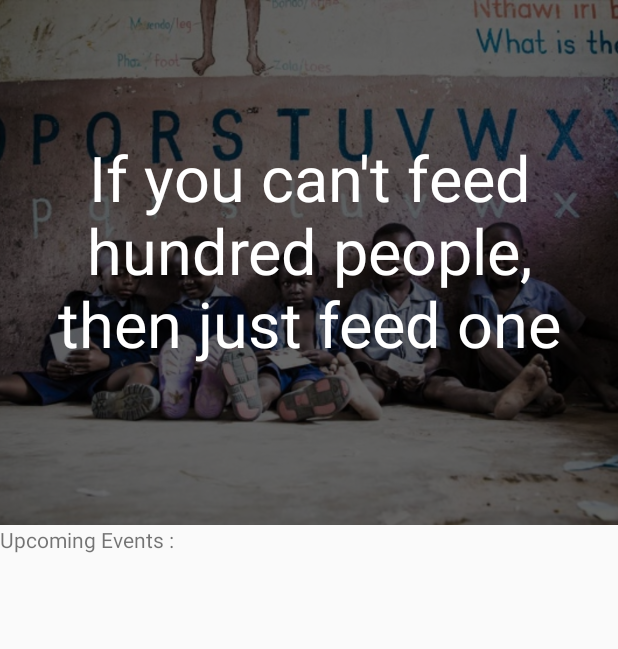
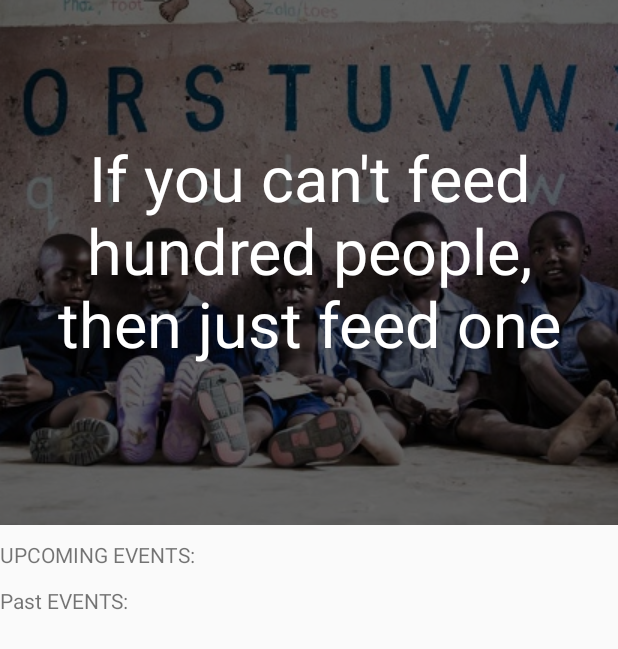
Before and after one commit to Bhavikcr7/AwaazNGO, an Android app: the fragment ButtonsFragment placed in its activity, in the options menu, after a tap on "Events", on a phone screen of 412 x 824 dp. Shown: the top 649 px of the screen. Run offline under Robolectric (Android 15) with nearby library versions, the phone set to English and light mode, and no system bars; our stand-ins replace Firebase (no records; nobody signed in at launch, a user with empty details on screens opened directly); 2 statements that could not run were skipped.

Commit message:
Events Activity done, layout customizations left.

```diff
--- a/app/src/main/AndroidManifest.xml
+++ b/app/src/main/AndroidManifest.xml
@@ -15,8 +15,6 @@
         android:theme="@style/AppTheme">
         <activity android:name=".MainActivity">
 
-        </activity>
-        <activity android:name=".EventsActivity">
             <intent-filter>
                 <action android:name="android.intent.action.MAIN" />
 
@@ -24,6 +22,8 @@
             </intent-filter>
 
         </activity>
+        <activity android:name=".EventsActivity">
+        </activity>
     </application>
 
 </manifest>
--- a/app/src/main/java/com/decimalcorp/aditya/awaazngo/ButtonsFragment.java
+++ b/app/src/main/java/com/decimalcorp/aditya/awaazngo/ButtonsFragment.java
@@ -1,10 +1,14 @@
 package com.decimalcorp.aditya.awaazngo;
 
+import android.content.Intent;
 import android.os.Bundle;
 import android.app.Fragment;
+import android.support.annotation.Nullable;
 import android.view.LayoutInflater;
 import android.view.View;
 import android.view.ViewGroup;
+import android.widget.Button;
+import android.widget.TextView;
 
 public class ButtonsFragment extends Fragment {
     @Override
@@ -12,4 +16,25 @@ public class ButtonsFragment extends Fragment {
                              Bundle savedInstanceState) {
         return inflater.inflate(R.layout.fragment_buttons, container, false);
     }
+
+    @Override
+    public void onViewCreated(View view, @Nullable Bundle savedInstanceState) {
+        super.onViewCreated(view, savedInstanceState);
+
+        Button b = (Button) view.findViewById(R.id.eventButton1);
+        b.setOnClickListener(new View.OnClickListener() {
+            @Override
+            public void onClick(View v) {
+                startActivity(new Intent(getActivity(),EventsActivity.class));
+            }
+        });
+
+        TextView t = (TextView) view.findViewById(R.id.eventButton2);
+        t.setOnClickListener(new View.OnClickListener() {
+            @Override
+            public void onClick(View v) {
+                startActivity(new Intent(getActivity(),EventsActivity.class));
+            }
+        });
+    }
 }
--- a/app/src/main/java/com/decimalcorp/aditya/awaazngo/EventsActivity.java
+++ b/app/src/main/java/com/decimalcorp/aditya/awaazngo/EventsActivity.java
@@ -1,13 +1,30 @@
 package com.decimalcorp.aditya.awaazngo;
 
 import android.app.Fragment;
+import android.app.ListActivity;
+import android.content.Context;
+import android.graphics.Typeface;
 import android.os.Build;
 import android.support.annotation.NonNull;
+import android.support.annotation.Nullable;
 import android.support.v7.app.AppCompatActivity;
 import android.os.Bundle;
 import android.util.Log;
+import android.view.LayoutInflater;
 import android.view.Menu;
 import android.view.MenuItem;
+import android.view.MotionEvent;
+import android.view.View;
+import android.view.ViewGroup;
+import android.widget.ArrayAdapter;
+import android.widget.BaseAdapter;
+import android.widget.BaseExpandableListAdapter;
+import android.widget.ExpandableListAdapter;
+import android.widget.ExpandableListView;
+import android.widget.ImageView;
+import android.widget.ListAdapter;
+import android.widget.ListView;
+import android.widget.TextView;
 import android.widget.Toast;
 import android.widget.Toolbar;
 
@@ -20,9 +37,13 @@ import com.google.firebase.database.ValueEventListener;
 import java.text.ParseException;
 import java.text.SimpleDateFormat;
 import java.util.ArrayList;
+import java.util.Arrays;
 import java.util.Calendar;
 import java.util.Collection;
+import java.util.Collections;
+import java.util.Comparator;
 import java.util.Date;
+import java.util.HashMap;
 import java.util.Iterator;
 import java.util.List;
 import java.util.ListIterator;
@@ -31,24 +52,26 @@ public class EventsActivity extends AppCompatActivity {
     Toolbar toolbar;
 
     @Override
+    protected void onStart() {
+        super.onStart();
+        Toast.makeText(getBaseContext(),"Please wait while we update the list.", Toast.LENGTH_SHORT).show();
+    }
+
+    @Override
     protected void onCreate(Bundle savedInstanceState) {
         super.onCreate(savedInstanceState);
         setContentView(R.layout.activity_events);
 
-        Fragment fragment = new BottomFragment();
-        getFragmentManager().beginTransaction()
-                .add(R.id.bottom_fragment, fragment)
-                .commit();
-
-
+        final ListView listView1 = (ListView) findViewById(R.id.upcoming);
+        final ListView listView2 = (ListView) findViewById(R.id.past);
         FirebaseDatabase database = FirebaseDatabase.getInstance();
         DatabaseReference reference = database.getReference().child("Events");
         reference.addListenerForSingleValueEvent(new ValueEventListener() {
             @Override
             public void onDataChange(@NonNull DataSnapshot dataSnapshot) {
                 List<Event> eventList = new ArrayList<>();
+
                 for (DataSnapshot postSnapshot : dataSnapshot.getChildren()) {
-                    // TODO: handle the post
 
                     Event event = new Event();
                     event.name = String.valueOf(postSnapshot.child("Name").getValue());
@@ -57,21 +80,23 @@ public class EventsActivity extends AppCompatActivity {
                     event.date = String.valueOf(postSnapshot.child("Date").getValue());
 
                     eventList.add(event);
-                    Toast.makeText(EventsActivity.this, "longDate = " + event.getLongDate() , Toast.LENGTH_SHORT).show();
-
-
                 }
                 long current = Calendar.getInstance().getTimeInMillis();
-                if(eventList.size()> 0) {
-                    if (eventList.get(0).getLongDate() >= current)
-                        Log.d("#######################", eventList.get(0).getDate() + " is Upcoming Event");
-                    else
-                        Log.d("#######################", eventList.get(0).getDate() + " is Past Event");
-                    if (eventList.get(1).getLongDate() >= current)
-                        Log.d("#######################", eventList.get(1).getDate() + " is Upcoming Event");
-                    else
-                        Log.d("#######################", eventList.get(1).getDate() + " is Past Event");
+                Collections.sort(eventList, new Sortbyroll());
+                int i=0;
+                for( i=0; i< eventList.size(); i++){
+                    if(eventList.get(i).getLongDate() < current){
+                        break;
+                    }
                 }
+                CustomAdapter adapter = new CustomAdapter(getBaseContext(), eventList.subList(0, i+1));
+                listView1.setAdapter(adapter);
+                setListViewHeightBasedOnChildren(listView1);
+
+                CustomAdapter adapter1 = new CustomAdapter(getBaseContext(), eventList.subList(i+1, eventList.size()));
+                listView2.setAdapter(adapter1);
+                setListViewHeightBasedOnChildren(listView2);
+
             }
 
             @Override
@@ -79,6 +104,27 @@ public class EventsActivity extends AppCompatActivity {
 
             }
         });
+
+        listView1.setOnTouchListener(new View.OnTouchListener() {
+            // Setting on Touch Listener for handling the touch inside ScrollView
+            @Override
+            public boolean onTouch(View v, MotionEvent event) {
+                // Disallow the touch request for parent scroll on touch of child view
+                v.getParent().requestDisallowInterceptTouchEvent(true);
+                return false;
+            }
+        });
+
+    }
+
+    class Sortbyroll implements Comparator<Event> {
+        @Override
+        public int compare(Event o1, Event o2) {
+            long d0 = o1.getLongDate();
+            long d1 = o2.getLongDate();
+            int x = Long.compare(d1, d0);
+            return x;
+        }
     }
 
     class Event {
@@ -111,4 +157,71 @@ public class EventsActivity extends AppCompatActivity {
             }
         }
     }
+
+    class CustomAdapter extends BaseAdapter {
+        List<Event> mList;
+        Context context;
+
+        CustomAdapter(Context context, List<Event> mList){
+            this.context = context;
+            this.mList = mList;
+        }
+
+        @Override
+        public int getCount() {
+            Log.d("&&&","getCount");
+            return mList.size();
+        }
+
+        @Override
+        public Object getItem(int position) {
+            Log.d("&&&","getItem");
+            return mList.get(position);
+        }
+
+        @Override
+        public long getItemId(int position) {
+            return position;
+        }
+
+        @Override
+        public View getView(int position, View convertView, ViewGroup parent) {
+            Log.d("&&&","getView");
+
+            if(convertView == null){
+                LayoutInflater inflater = (LayoutInflater) context.getSystemService(LAYOUT_INFLATER_SERVICE);
+                convertView = inflater.inflate(R.layout.expandable_list_item,parent, false);
+            }
+
+            TextView tv1 = (TextView) convertView.findViewById(R.id.eventDate);
+            TextView tv2 = (TextView) convertView.findViewById(R.id.eventName);
+            TextView tv3 = (TextView) convertView.findViewById(R.id.eventDesc);
+            tv1.setText(mList.get(position).getDate());
+            tv2.setText(mList.get(position).getName());
+            tv3.setText(mList.get(position).getDetails());
+
+            return convertView;
+        }
+    }
+
+    public static void setListViewHeightBasedOnChildren(ListView listView) {
+        ListAdapter listAdapter = listView.getAdapter();
+        if (listAdapter == null)
+            return;
+
+        int desiredWidth = View.MeasureSpec.makeMeasureSpec(listView.getWidth(), View.MeasureSpec.UNSPECIFIED);
+        int totalHeight = 0;
+        View view = null;
+        for (int i = 0; i < listAdapter.getCount(); i++) {
+            view = listAdapter.getView(i, view, listView);
+            if (i == 0)
+                view.setLayoutParams(new ViewGroup.LayoutParams(desiredWidth, ViewGroup.LayoutParams.WRAP_CONTENT));
+
+            view.measure(desiredWidth, View.MeasureSpec.UNSPECIFIED);
+            totalHeight += view.getMeasuredHeight();
+        }
+        ViewGroup.LayoutParams params = listView.getLayoutParams();
+        params.height = totalHeight + (listView.getDividerHeight() * (listAdapter.getCount() - 1));
+        listView.setLayoutParams(params);
+    }
 }
--- a/app/src/main/res/layout/activity_events.xml
+++ b/app/src/main/res/layout/activity_events.xml
@@ -7,7 +7,7 @@
     android:orientation="horizontal"
     tools:context=".EventsActivity">
 
-    <ScrollView
+    <android.support.v4.widget.NestedScrollView
         android:layout_width="match_parent"
         android:layout_height="wrap_content">
 
@@ -19,7 +19,7 @@
                 android:layout_width="match_parent"
                 android:layout_height="350dp"
                 android:src="@drawable/home03"
-                android:scaleType="centerCrop"
+                android:scaleType="center"
                 android:id="@+id/image"
                 android:foreground="#99000000"/>
 
@@ -33,18 +33,40 @@
                 android:paddingHorizontal="12dp"
                 android:textAlignment="center"/>
 
+
             <TextView
                 android:layout_width="match_parent"
                 android:layout_height="wrap_content"
+                android:text="UPCOMING EVENTS:"
+                android:layout_marginTop="10dp"
                 android:layout_below="@+id/image"
-                android:text="Upcoming Events :"/>
+                android:id="@+id/toptag"/>
+
+            <ListView
+                android:layout_width="match_parent"
+                android:layout_height="wrap_content"
+                android:id="@+id/upcoming"
+                android:nestedScrollingEnabled="true"
+                android:layout_marginTop="3dp"
+                android:layout_below="@+id/toptag"/>
+
+            <TextView
+                android:layout_width="match_parent"
+                android:layout_height="wrap_content"
+                android:text="Past EVENTS:"
+                android:layout_marginTop="8dp"
+                android:layout_below="@+id/upcoming"
+                android:id="@+id/bottomtag"/>
+
+            <ListView
+                android:layout_marginTop="3dp"
+                android:layout_width="match_parent"
+                android:layout_height="wrap_content"
+                android:layout_below="@+id/bottomtag"
+                android:id="@+id/past"/>
+
 
         </RelativeLayout>
 
-    </ScrollView>
-
-    <FrameLayout
-        android:layout_width="match_parent"
-        android:layout_height="wrap_content"
-        android:id="@+id/bottom_fragment"/>
+    </android.support.v4.widget.NestedScrollView>
 </LinearLayout>
--- a/app/src/main/res/layout/fragment_buttons.xml
+++ b/app/src/main/res/layout/fragment_buttons.xml
@@ -19,6 +19,7 @@
             android:layout_width="100dp"
             android:layout_height="wrap_content"
             android:layout_weight="8"
+            android:id="@+id/eventButton1"
             android:background="@drawable/buttons_awaaz" />
 
         <TextView
@@ -27,8 +28,9 @@
             android:layout_weight="2"
             android:text="EVENTS"
             android:textStyle="bold"
+            android:id="@+id/eventButton2"
             android:textColor="@color/colorAccent"
-            android:textAlignment="center" />
+            android:textAlignment="center"/>
 
         <Button
             android:layout_width="100dp"
```
Also changed, not shown: app/src/main/res/layout/expandable_list_item.xml (added, +36 -0 lines).
